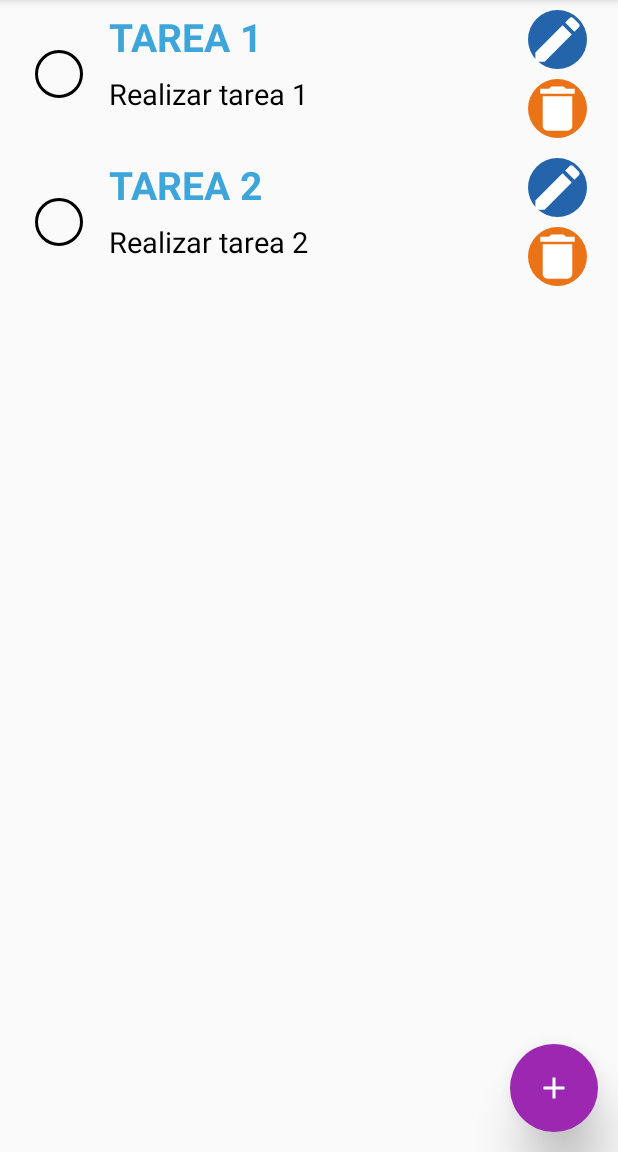
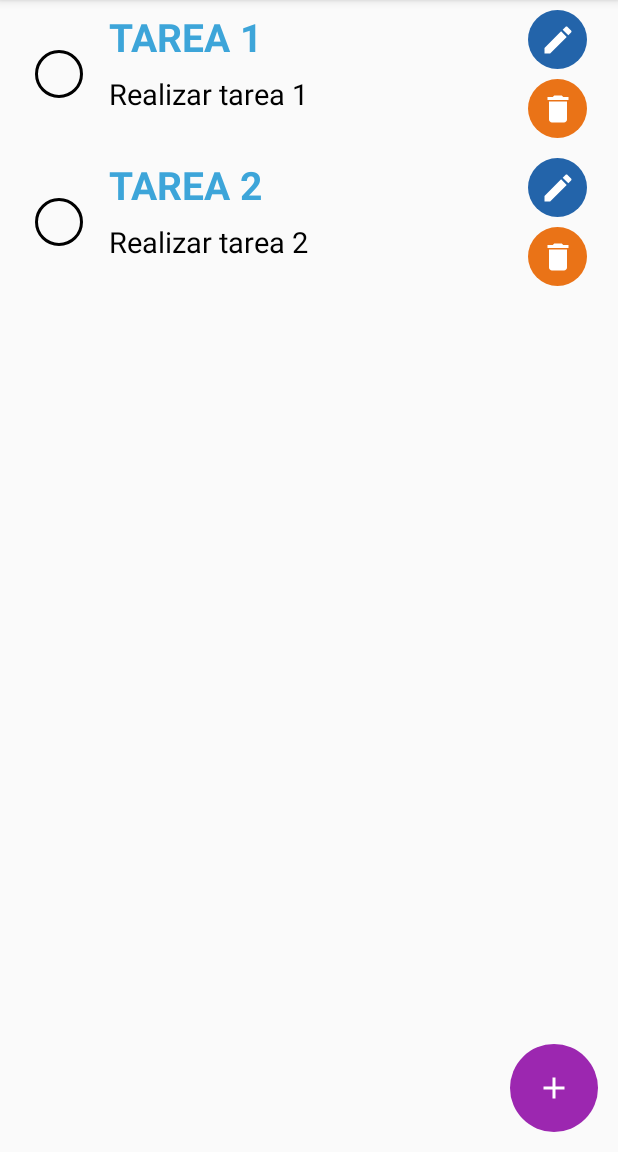
Before and after one commit to JuDaOcVa/MyToDo, an Android app: the screen it shows after launch (MainActivity), on a phone screen of 412 x 824 dp, the part 84-1236 px from its top. Run offline under Robolectric (Android 15) with nearby library versions, the phone set to English and light mode, and no system bars; our stand-ins replace sdp/ssp sizes.

```diff
--- a/app/src/main/AndroidManifest.xml
+++ b/app/src/main/AndroidManifest.xml
@@ -16,6 +16,7 @@
             android:exported="true">
             <intent-filter>
                 <action android:name="android.intent.action.MAIN" />
+
                 <category android:name="android.intent.category.LAUNCHER" />
             </intent-filter>
         </activity>
--- a/app/src/main/java/com/dev/ToDo/ListItemAdapter.java
+++ b/app/src/main/java/com/dev/ToDo/ListItemAdapter.java
@@ -92,6 +92,7 @@ public class ListItemAdapter extends RecyclerView.Adapter<ListItemAdapter.ViewHo
     }
 
     public class ViewHolder extends RecyclerView.ViewHolder {
+        public TextView idTextView;
         public TextView titleTextView;
         public TextView descriptionTextView;
         public ImageButton editImageButton;
@@ -100,6 +101,7 @@ public class ListItemAdapter extends RecyclerView.Adapter<ListItemAdapter.ViewHo
 
         public ViewHolder(View itemView) {
             super(itemView);
+            idTextView = itemView.findViewById(R.id.textviewId);
             titleTextView = itemView.findViewById(R.id.textviewTitle);
             descriptionTextView = itemView.findViewById(R.id.textviewDescription);
             editImageButton = itemView.findViewById(R.id.btn_edit);
--- a/app/src/main/res/drawable/rounded_button.xml
+++ b/app/src/main/res/drawable/rounded_button.xml
@@ -1,5 +1,4 @@
 <?xml version="1.0" encoding="utf-8"?>
 <shape xmlns:android="http://schemas.android.com/apk/res/android">
-    <solid android:color="#FF5722" />
     <corners android:radius="@dimen/_200sdp" />
 </shape>
--- a/app/src/main/res/layout/activity_main.xml
+++ b/app/src/main/res/layout/activity_main.xml
@@ -5,7 +5,7 @@
     android:layout_width="match_parent"
     android:layout_height="match_parent"
     android:orientation="vertical"
-    tools:context="com.dev.ToDo.MainActivity">
+    tools:context=".MainActivity">
 
     <androidx.fragment.app.FragmentContainerView
         android:id="@+id/fragmentHome"
--- a/app/src/main/res/layout/fragment_list_to_do.xml
+++ b/app/src/main/res/layout/fragment_list_to_do.xml
@@ -5,7 +5,7 @@
     android:layout_width="match_parent"
     android:layout_height="match_parent"
     android:orientation="vertical"
-    tools:context="com.dev.ToDo.ListToDoFragment">
+    tools:context=".ListToDoFragment">
 
     <androidx.recyclerview.widget.RecyclerView
         android:id="@+id/recyclerList"
@@ -23,8 +23,9 @@
         android:layout_margin="@dimen/_10sdp"
         android:background="@drawable/rounded_button"
         android:backgroundTint="@color/primary"
+        android:contentDescription="@string/contentAddButton"
+        android:elevation="@dimen/_15sdp"
         android:src="@drawable/ic_add"
-        android:elevation="@dimen/_15sdp"
         app:layout_constraintBottom_toBottomOf="parent"
         app:layout_constraintEnd_toEndOf="parent" />
 
--- a/app/src/main/res/layout/to_do_item.xml
+++ b/app/src/main/res/layout/to_do_item.xml
@@ -6,26 +6,34 @@
     android:layout_margin="@dimen/_5sdp"
     android:baselineAligned="false"
     android:orientation="horizontal">
+
     <LinearLayout
         android:layout_width="0dp"
         android:layout_height="match_parent"
+        android:layout_gravity="center"
         android:layout_weight="0.5"
-        android:orientation="vertical"
-        android:layout_gravity="center"
-        android:gravity="center">
+        android:gravity="center"
+        android:orientation="vertical">
+
         <CheckBox
             android:id="@+id/round_checkbox"
             android:layout_width="wrap_content"
             android:layout_height="wrap_content"
-            android:button="@drawable/round_checkbox"
             android:layout_gravity="center"
-            />
+            android:button="@drawable/round_checkbox" />
     </LinearLayout>
+
     <LinearLayout
         android:layout_width="0dp"
         android:layout_height="match_parent"
         android:layout_weight="2"
         android:orientation="vertical">
+
+        <TextView
+            android:id="@+id/textviewId"
+            android:layout_width="wrap_content"
+            android:layout_height="wrap_content"
+            android:visibility="gone" />
 
         <TextView
             android:id="@+id/textviewTitle"
@@ -47,6 +55,7 @@
             android:textColor="@color/black"
             android:textSize="@dimen/_15ssp" />
     </LinearLayout>
+
     <LinearLayout
         android:layout_width="0dp"
         android:layout_height="match_parent"
@@ -58,24 +67,22 @@
             android:layout_width="wrap_content"
             android:layout_height="@dimen/_30sdp"
             android:layout_gravity="center"
+            android:layout_marginBottom="@dimen/_5sdp"
+            android:adjustViewBounds="true"
             android:background="@drawable/rounded_button"
             android:backgroundTint="@color/green_blue"
             android:contentDescription="@string/contentEditButton"
-            android:src="@drawable/ic_edit"
-            android:scaleType="fitCenter"
-            android:adjustViewBounds="true"
-            android:layout_marginBottom="@dimen/_5sdp"/>
+            android:src="@drawable/ic_edit" />
 
         <ImageButton
             android:id="@+id/btn_delete"
             android:layout_width="wrap_content"
             android:layout_height="@dimen/_30sdp"
             android:layout_gravity="center"
+            android:adjustViewBounds="true"
             android:background="@drawable/rounded_button"
             android:backgroundTint="@color/pumpkin"
             android:contentDescription="@string/contentDeleteButton"
-            android:src="@drawable/ic_delete"
-            android:scaleType="fitCenter"
-            android:adjustViewBounds="true"/>
+            android:src="@drawable/ic_delete" />
     </LinearLayout>
 </LinearLayout>
--- a/app/src/main/res/values-night/themes.xml
+++ b/app/src/main/res/values-night/themes.xml
@@ -1,7 +1,17 @@
 <resources xmlns:tools="http://schemas.android.com/tools">
     <!-- Base application theme. -->
-    <style name="Base.Theme.MyToDo" parent="Theme.Material3.DayNight.NoActionBar">
-        <!-- Customize your dark theme here. -->
-        <!-- <item name="colorPrimary">@color/my_dark_primary</item> -->
+    <style name="Base.Theme.MyToDo" parent="Theme.AppCompat.Light.DarkActionBar">
+        <!-- Customize your light theme here. -->
+        <item name="colorPrimary">@color/primary</item>
     </style>
+
+    <style name="Theme.MyToDo" parent="Base.Theme.MyToDo" />
+
+    <style name="Theme.Personalized" parent="Theme.MaterialComponents.DayNight">
+        <item name="colorControlActivated">@color/primary</item>
+        <item name="placeholderTextAppearance">@color/primary</item>
+        <item name="hintTextColor">@color/primary</item>
+    </style>
+
+    <color name="primary">#9C27B0</color>
 </resources>
```
Also changed, not shown: app/src/main/java/com/dev/ToDo/ListToDoFragment.java (+24 -3 lines), app/src/main/res/layout/dialog_create_task.xml (added, +53 -0 lines), app/src/main/res/values/strings.xml (+5 -2 lines), app/src/main/res/values/themes.xml (+7 -1 lines).
